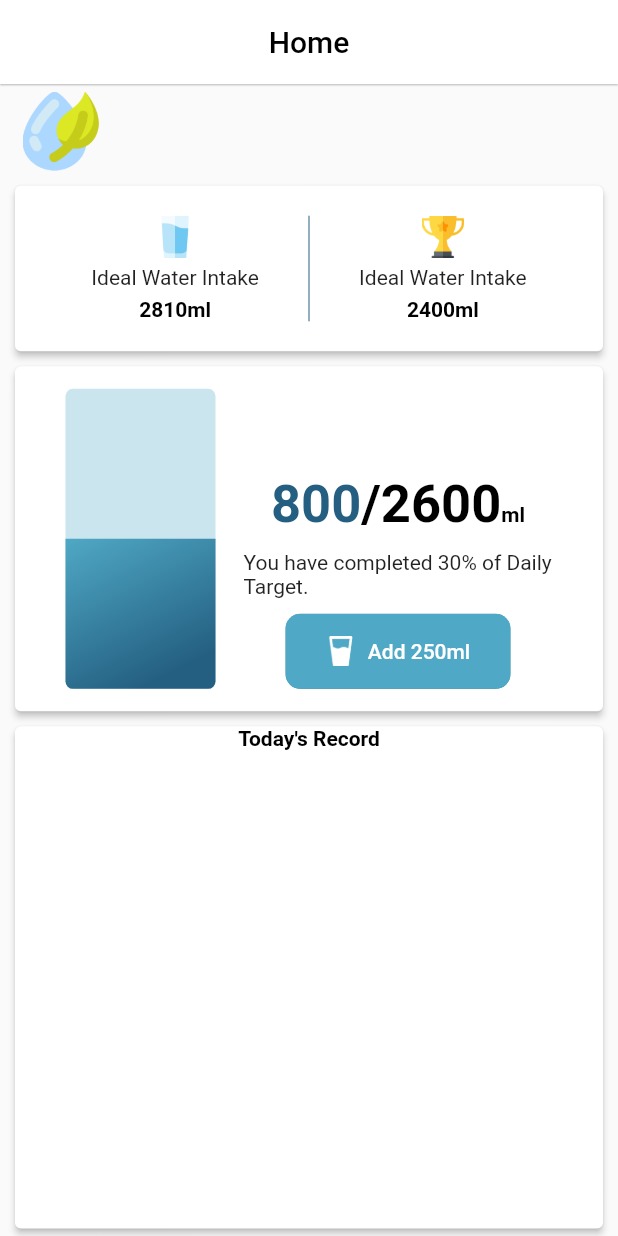
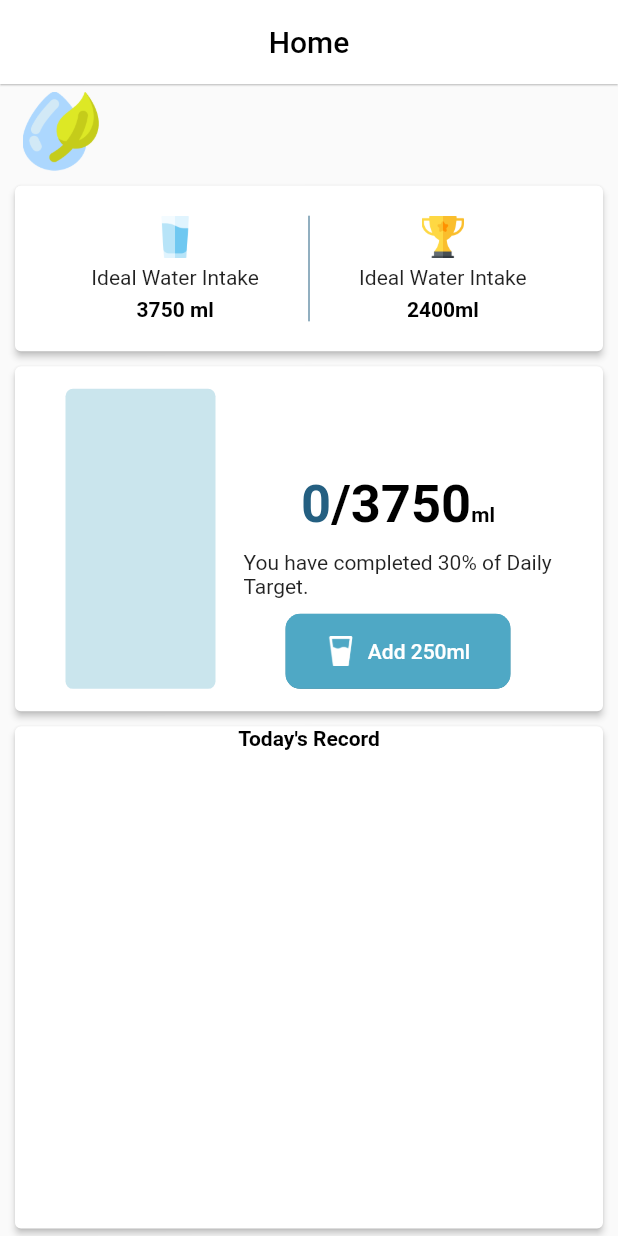
Before and after one commit to mrumarrazzaq/Water-Reminder, a Flutter app: the HomeScreen screen opened directly, on a phone screen of 412 x 824 dp. Run offline on Flutter 3.47's test engine with Material 2 defaults, Android fonts, the phone set to English and light mode, and no system bars; our stand-ins replace flutter_chat_bubble, flutter_secure_storage, flutter_swipe_action_cell, fluttertoast, google_fonts, sqflite; accounts and stored records are empty.

Commit message:
qVzfOj4e calculate the water intake goal (ml)

```diff
--- a/lib/screens/home_screen.dart
+++ b/lib/screens/home_screen.dart
@@ -1,11 +1,11 @@
 import 'dart:developer';
 
 import 'package:flutter/cupertino.dart';
+import 'package:flutter/foundation.dart';
 import 'package:flutter/material.dart';
 import 'package:flutter_chat_bubble/bubble_type.dart';
 import 'package:flutter_chat_bubble/chat_bubble.dart';
 import 'package:flutter_chat_bubble/clippers/chat_bubble_clipper_4.dart';
-import 'package:fluttertoast/fluttertoast.dart';
 import 'package:water_reminder/colors.dart';
 import 'package:water_reminder/constants.dart';
 import 'package:flutter_swipe_action_cell/core/cell.dart';
@@ -25,7 +25,12 @@ class _HomeScreenState extends State<HomeScreen> {
   bool _isTipVisible = false;
   bool _isLoading = true;
   List<Map<String, dynamic>> _dataCollection = [];
-
+  String weight = '60';
+  String gender = 'Male';
+  String idealWaterIntakeForMale = '3750'; //in ml    3750ml/250ml = 15  13.33
+  String idealWaterIntakeForFemale = '2750'; //in ml  2750ml/250ml = 11  18.18
+  int inTake = 0;
+  double inTakeLevel = 0.0;
   void _refreshData() async {
     final data = await SQLHelper.getRecords();
     setState(() {
@@ -47,14 +52,33 @@ class _HomeScreenState extends State<HomeScreen> {
 
   Future<void> _deleteWaterGlass(int id) async {
     await SQLHelper.deleteRecord(id);
-    ScaffoldMessenger.of(context).showSnackBar(const SnackBar(
-      content: Text('Record Deleted Successfully'),
-    ));
+    ScaffoldMessenger.of(context).showSnackBar(
+      const SnackBar(
+        content: Text('Record Deleted Successfully'),
+      ),
+    );
     _refreshData();
+  }
+
+  _readUserData() async {
+    if (kDebugMode) {
+      print('Fetching user data');
+    }
+    String? weightValue = await storage.read(key: 'weight');
+    String? genderValue = await storage.read(key: 'gender');
+    setState(() {
+      weight = weightValue!;
+      if (genderValue == 'Male') {
+        gender = 'Male';
+      } else {
+        gender = 'Female';
+      }
+    });
   }
 
   @override
   void initState() {
+    _readUserData();
     _refreshData();
     super.initState();
   }
@@ -142,7 +166,11 @@ class _HomeScreenState extends State<HomeScreen> {
                             padding: EdgeInsets.symmetric(vertical: 5.0),
                             child: Text('Ideal Water Intake'),
                           ),
-                          const Text('2810ml', style: boldBlackTextStyle),
+                          Text(
+                              gender == 'Male'
+                                  ? '$idealWaterIntakeForMale ml'
+                                  : '$idealWaterIntakeForFemale ml',
+                              style: boldBlackTextStyle),
                         ],
                       ),
                     ),
@@ -191,7 +219,7 @@ class _HomeScreenState extends State<HomeScreen> {
                       ),
                       Container(
                         width: 100,
-                        height: 100,
+                        height: inTakeLevel,
                         decoration: BoxDecoration(
                           // color: darkWaterColor,
                           gradient: LinearGradient(
@@ -218,14 +246,16 @@ class _HomeScreenState extends State<HomeScreen> {
                           text: '', // default text style
                           children: <TextSpan>[
                             TextSpan(
-                              text: '800',
+                              text: '$inTake',
                               style: TextStyle(
                                   fontWeight: FontWeight.bold,
                                   color: darkWaterColor,
                                   fontSize: 35.0),
                             ),
                             TextSpan(
-                              text: '/2600',
+                              text: gender == 'Male'
+                                  ? '/$idealWaterIntakeForMale'
+                                  : '/$idealWaterIntakeForFemale',
                               style: TextStyle(
                                   fontWeight: FontWeight.bold,
                                   color: blackColor,
@@ -426,7 +456,20 @@ class _HomeScreenState extends State<HomeScreen> {
                         child: MaterialButton(
                           onPressed: () {
                             if (id == null) {
-                              _addWaterGlass(time: _selectedDateTimeToString);
+                              if (inTakeLevel == idealWaterIntakeForMale ||
+                                  inTakeLevel == idealWaterIntakeForFemale) {
+                                _addWaterGlass(time: _selectedDateTimeToString);
+                                inTake = (_dataCollection.length) * 250;
+                                gender == 'Male'
+                                    ? inTakeLevel = inTakeLevel + 13.33
+                                    : inTakeLevel = inTakeLevel + 18.18;
+                              } else {
+                                ScaffoldMessenger.of(context).showSnackBar(
+                                  const SnackBar(
+                                    content: Text('Water Limit Completed'),
+                                  ),
+                                );
+                              }
                             } else {
                               _updateWaterGlass(
                                   id: id, time: _selectedDateTimeToString);
@@ -492,7 +535,9 @@ class _HomeScreenState extends State<HomeScreen> {
                 TextButton(
                   onPressed: () async {
                     await _deleteWaterGlass(id);
-
+                    gender == 'Male'
+                        ? inTakeLevel = inTakeLevel - 13.33
+                        : inTakeLevel = inTakeLevel - 18.18;
                     Navigator.of(context, rootNavigator: true).pop('dialog');
                   },
                   child: const Text(
```
